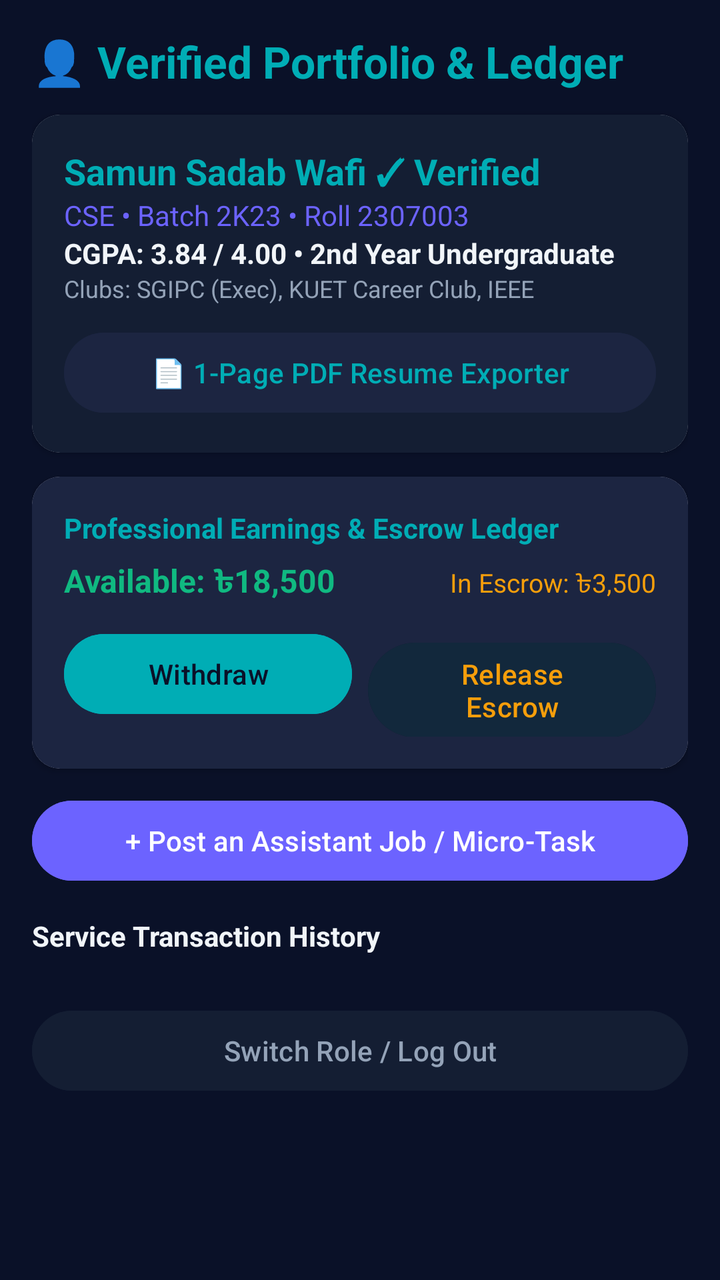
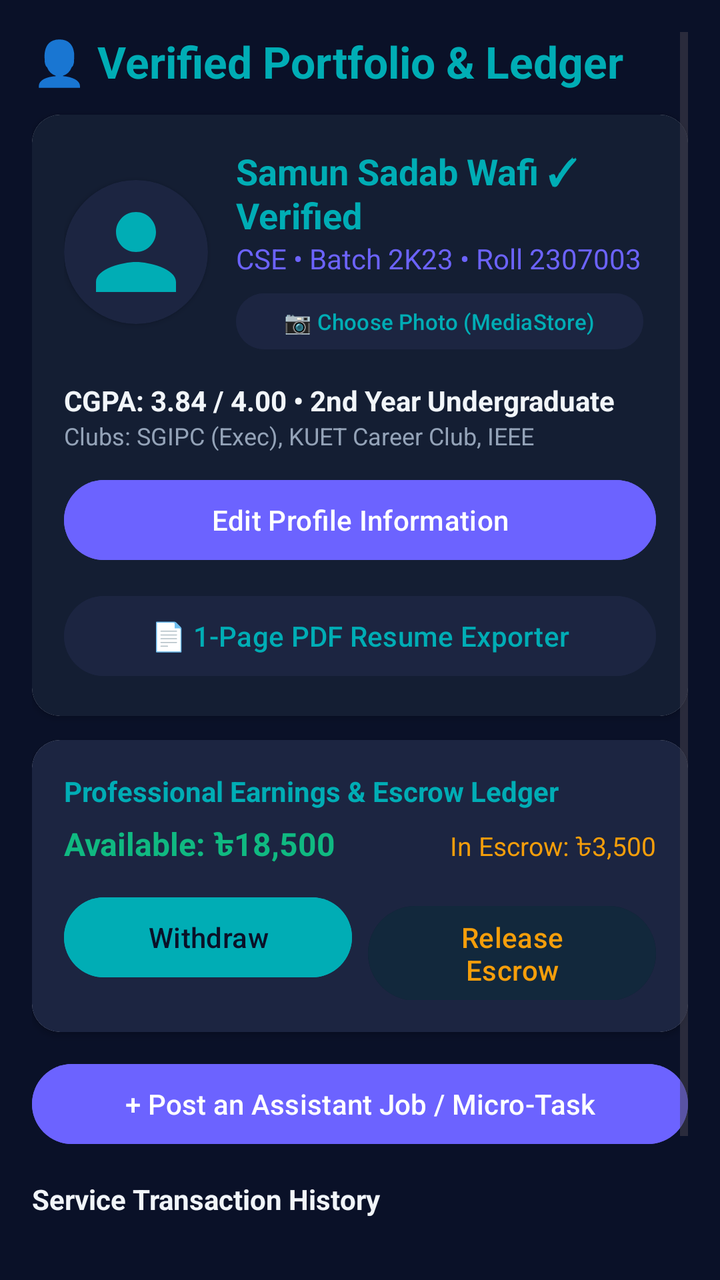

An Android layout rendered at two revisions. The XML below is the earlier revision; the diff shows what the commit changed to produce the second picture.
<!-- AndroidManifest.xml: application theme Theme.WizardsOfTeligati -->
<!-- res/layout/fragment_profile.xml -->
<?xml version="1.0" encoding="utf-8"?>
<ScrollView xmlns:android="http://schemas.android.com/apk/res/android"
    xmlns:app="http://schemas.android.com/apk/res-auto"
    android:layout_width="match_parent"
    android:layout_height="match_parent"
    android:background="@color/deep_navy"
    android:padding="16dp">

    <LinearLayout
        android:layout_width="match_parent"
        android:layout_height="wrap_content"
        android:orientation="vertical">

        <TextView
            android:layout_width="wrap_content"
            android:layout_height="wrap_content"
            android:text="👤 Verified Portfolio &amp; Ledger"
            android:textColor="@color/mystic_cyan"
            android:textSize="22sp"
            android:textStyle="bold" />

        <androidx.cardview.widget.CardView
            android:layout_width="match_parent"
            android:layout_height="wrap_content"
            android:layout_marginTop="12dp"
            app:cardCornerRadius="14dp">

            <LinearLayout
                android:layout_width="match_parent"
                android:layout_height="wrap_content"
                android:background="@color/card_dark"
                android:orientation="vertical"
                android:padding="16dp">

                <TextView
                    android:id="@+id/tvProfileUserName"
                    android:layout_width="wrap_content"
                    android:layout_height="wrap_content"
                    android:text="Samun Sadab Wafi ✓ Verified"
                    android:textColor="@color/mystic_cyan"
                    android:textSize="18sp"
                    android:textStyle="bold" />

                <TextView
                    android:id="@+id/tvProfileUserMeta"
                    android:layout_width="wrap_content"
                    android:layout_height="wrap_content"
                    android:text="CSE • Batch 2K23 • Roll 2307003"
                    android:textColor="@color/accent_purple" />

                <TextView
                    android:layout_width="wrap_content"
                    android:layout_height="wrap_content"
                    android:text="CGPA: 3.84 / 4.00 • 2nd Year Undergraduate"
                    android:textColor="@color/text_primary"
                    android:textStyle="bold" />

                <TextView
                    android:layout_width="wrap_content"
                    android:layout_height="wrap_content"
                    android:text="Clubs: SGIPC (Exec), KUET Career Club, IEEE"
                    android:textColor="@color/text_secondary"
                    android:textSize="12sp" />

                <Button
                    android:id="@+id/btnExportResume"
                    android:layout_width="match_parent"
                    android:layout_height="wrap_content"
                    android:layout_marginTop="10dp"
                    android:backgroundTint="@color/indigo_dark"
                    android:text="📄 1-Page PDF Resume Exporter"
                    android:textColor="@color/mystic_cyan" />
            </LinearLayout>
        </androidx.cardview.widget.CardView>

        
        <androidx.cardview.widget.CardView
            android:layout_width="match_parent"
            android:layout_height="wrap_content"
            android:layout_marginTop="12dp"
            app:cardCornerRadius="14dp">

            <LinearLayout
                android:layout_width="match_parent"
                android:layout_height="wrap_content"
                android:background="@color/indigo_dark"
                android:orientation="vertical"
                android:padding="16dp">

                <TextView
                    android:layout_width="wrap_content"
                    android:layout_height="wrap_content"
                    android:text="Professional Earnings &amp; Escrow Ledger"
                    android:textColor="@color/mystic_cyan"
                    android:textStyle="bold" />

                <LinearLayout
                    android:layout_width="match_parent"
                    android:layout_height="wrap_content"
                    android:layout_marginTop="6dp"
                    android:orientation="horizontal">

                    <TextView
                        android:id="@+id/tvAvailableBalance"
                        android:layout_width="0dp"
                        android:layout_height="wrap_content"
                        android:layout_weight="1"
                        android:text="Available: ৳18,500"
                        android:textColor="@color/emerald_green"
                        android:textSize="16sp"
                        android:textStyle="bold" />

                    <TextView
                        android:id="@+id/tvEscrowBalance"
                        android:layout_width="wrap_content"
                        android:layout_height="wrap_content"
                        android:text="In Escrow: ৳3,500"
                        android:textColor="@color/accent_gold"
                        android:textSize="13sp" />
                </LinearLayout>

                <LinearLayout
                    android:layout_width="match_parent"
                    android:layout_height="wrap_content"
                    android:layout_marginTop="10dp"
                    android:orientation="horizontal">

                    <Button
                        android:id="@+id/btnWithdraw"
                        android:layout_width="0dp"
                        android:layout_height="wrap_content"
                        android:layout_weight="1"
                        android:backgroundTint="@color/mystic_cyan"
                        android:text="Withdraw"
                        android:textColor="@color/deep_navy" />

                    <Button
                        android:id="@+id/btnReleaseEscrow"
                        android:layout_width="0dp"
                        android:layout_height="wrap_content"
                        android:layout_marginStart="8dp"
                        android:layout_weight="1"
                        android:backgroundTint="@color/card_dark"
                        android:text="Release Escrow"
                        android:textColor="@color/accent_gold" />
                </LinearLayout>
            </LinearLayout>
        </androidx.cardview.widget.CardView>

        
        <Button
            android:id="@+id/btnPostGig"
            android:layout_width="match_parent"
            android:layout_height="wrap_content"
            android:layout_marginTop="12dp"
            android:backgroundTint="@color/accent_purple"
            android:text="+ Post an Assistant Job / Micro-Task"
            android:textColor="@color/white" />

        <TextView
            android:layout_width="wrap_content"
            android:layout_height="wrap_content"
            android:layout_marginTop="14dp"
            android:text="Service Transaction History"
            android:textColor="@color/text_primary"
            android:textStyle="bold" />

        <androidx.recyclerview.widget.RecyclerView
            android:id="@+id/rvTransactions"
            android:layout_width="match_parent"
            android:layout_height="wrap_content"
            android:layout_marginTop="8dp" />

        <Button
            android:id="@+id/btnLogout"
            android:layout_width="match_parent"
            android:layout_height="wrap_content"
            android:layout_marginTop="16dp"
            android:layout_marginBottom="24dp"
            android:backgroundTint="@color/card_dark"
            android:text="Switch Role / Log Out"
            android:textColor="@color/text_secondary" />
    </LinearLayout>
</ScrollView>
<!-- resources referenced by this layout -->
<resources>
  <color name="accent_gold">#F59E0B</color>
  <color name="accent_purple">#6C63FF</color>
  <color name="card_dark">#141E33</color>
  <color name="deep_navy">#0A1128</color>
  <color name="emerald_green">#10B981</color>
  <color name="indigo_dark">#1C2541</color>
  <color name="mystic_cyan">#00ADB5</color>
  <color name="text_primary">#F1F5F9</color>
  <color name="text_secondary">#94A3B8</color>
  <color name="white">#FFFFFF</color>
  <style name="Theme.WizardsOfTeligati" parent="Theme.Material3.DayNight.NoActionBar">
          <item name="colorPrimary">@color/mystic_cyan</item>
          <item name="colorSecondary">@color/accent_purple</item>
          <item name="android:windowBackground">@color/deep_navy</item>
          <item name="colorSurface">@color/card_dark</item>
          <item name="colorOnSurface">@color/text_primary</item>
          <item name="colorOnPrimary">@color/deep_navy</item>
      </style>
</resources>

<!-- the commit's change to res/layout/fragment_profile.xml (unified diff, before → after) -->
@@ -32,21 +32,65 @@
                 android:orientation="vertical"
                 android:padding="16dp">
 
-                <TextView
-                    android:id="@+id/tvProfileUserName"
-                    android:layout_width="wrap_content"
-                    android:layout_height="wrap_content"
-                    android:text="Samun Sadab Wafi ✓ Verified"
-                    android:textColor="@color/mystic_cyan"
-                    android:textSize="18sp"
-                    android:textStyle="bold" />
-
-                <TextView
-                    android:id="@+id/tvProfileUserMeta"
-                    android:layout_width="wrap_content"
-                    android:layout_height="wrap_content"
-                    android:text="CSE • Batch 2K23 • Roll 2307003"
-                    android:textColor="@color/accent_purple" />
+                
+                <LinearLayout
+                    android:layout_width="match_parent"
+                    android:layout_height="wrap_content"
+                    android:orientation="horizontal"
+                    android:gravity="center_vertical"
+                    android:layout_marginBottom="12dp">
+
+                    <androidx.cardview.widget.CardView
+                        android:layout_width="72dp"
+                        android:layout_height="72dp"
+                        app:cardCornerRadius="36dp"
+                        app:cardElevation="2dp"
+                        app:cardBackgroundColor="@color/indigo_dark">
+
+                        <ImageView
+                            android:id="@+id/ivProfileAvatar"
+                            android:layout_width="match_parent"
+                            android:layout_height="match_parent"
+                            android:padding="6dp"
+                            android:scaleType="centerCrop"
+                            android:contentDescription="Profile Picture"
+                            android:src="@drawable/ic_nav_profile" />
+                    </androidx.cardview.widget.CardView>
+
+                    <LinearLayout
+                        android:layout_width="0dp"
+                        android:layout_height="wrap_content"
+                        android:layout_weight="1"
+                        android:layout_marginStart="14dp"
+                        android:orientation="vertical">
+
+                        <TextView
+                            android:id="@+id/tvProfileUserName"
+                            android:layout_width="wrap_content"
+                            android:layout_height="wrap_content"
+                            android:text="Samun Sadab Wafi ✓ Verified"
+                            android:textColor="@color/mystic_cyan"
+                            android:textSize="18sp"
+                            android:textStyle="bold" />
+
+                        <TextView
+                            android:id="@+id/tvProfileUserMeta"
+                            android:layout_width="wrap_content"
+                            android:layout_height="wrap_content"
+                            android:text="CSE • Batch 2K23 • Roll 2307003"
+                            android:textColor="@color/accent_purple" />
+
+                        <Button
+                            android:id="@+id/btnSelectProfileImage"
+                            android:layout_width="wrap_content"
+                            android:layout_height="36dp"
+                            android:layout_marginTop="4dp"
+                            android:backgroundTint="@color/indigo_dark"
+                            android:text="📷 Choose Photo (MediaStore)"
+                            android:textColor="@color/mystic_cyan"
+                            android:textSize="11sp" />
+                    </LinearLayout>
+                </LinearLayout>
 
                 <TextView
                     android:layout_width="wrap_content"
@@ -61,6 +105,15 @@
                     android:text="Clubs: SGIPC (Exec), KUET Career Club, IEEE"
                     android:textColor="@color/text_secondary"
                     android:textSize="12sp" />
+
+                <Button
+                    android:id="@+id/btnEditProfileDetails"
+                    android:layout_width="match_parent"
+                    android:layout_height="wrap_content"
+                    android:layout_marginTop="10dp"
+                    android:backgroundTint="@color/accent_purple"
+                    android:text="Edit Profile Information"
+                    android:textColor="@color/white" />
 
                 <Button
                     android:id="@+id/btnExportResume"
<!-- resource entries referenced after the edit -->
@@ -10,6 +10,16 @@
   <color name="text_primary">#F1F5F9</color>
   <color name="text_secondary">#94A3B8</color>
   <color name="white">#FFFFFF</color>
+  <!-- drawable ic_nav_profile (drawable) -->
+  <vector xmlns:android="http://schemas.android.com/apk/res/android"
+      android:width="24dp"
+      android:height="24dp"
+      android:viewportWidth="24"
+      android:viewportHeight="24">
+      <path
+          android:fillColor="@color/mystic_cyan"
+          android:pathData="M12,12c2.21,0 4,-1.79 4,-4s-1.79,-4 -4,-4 -4,1.79 -4,4 1.79,4 4,4zm0,2c-2.67,0 -8,1.34 -8,4v2h16v-2c0,-2.66 -5.33,-4 -8,-4z" />
+  </vector>
   <style name="Theme.WizardsOfTeligati" parent="Theme.Material3.DayNight.NoActionBar">
           <item name="colorPrimary">@color/mystic_cyan</item>
           <item name="colorSecondary">@color/accent_purple</item>
